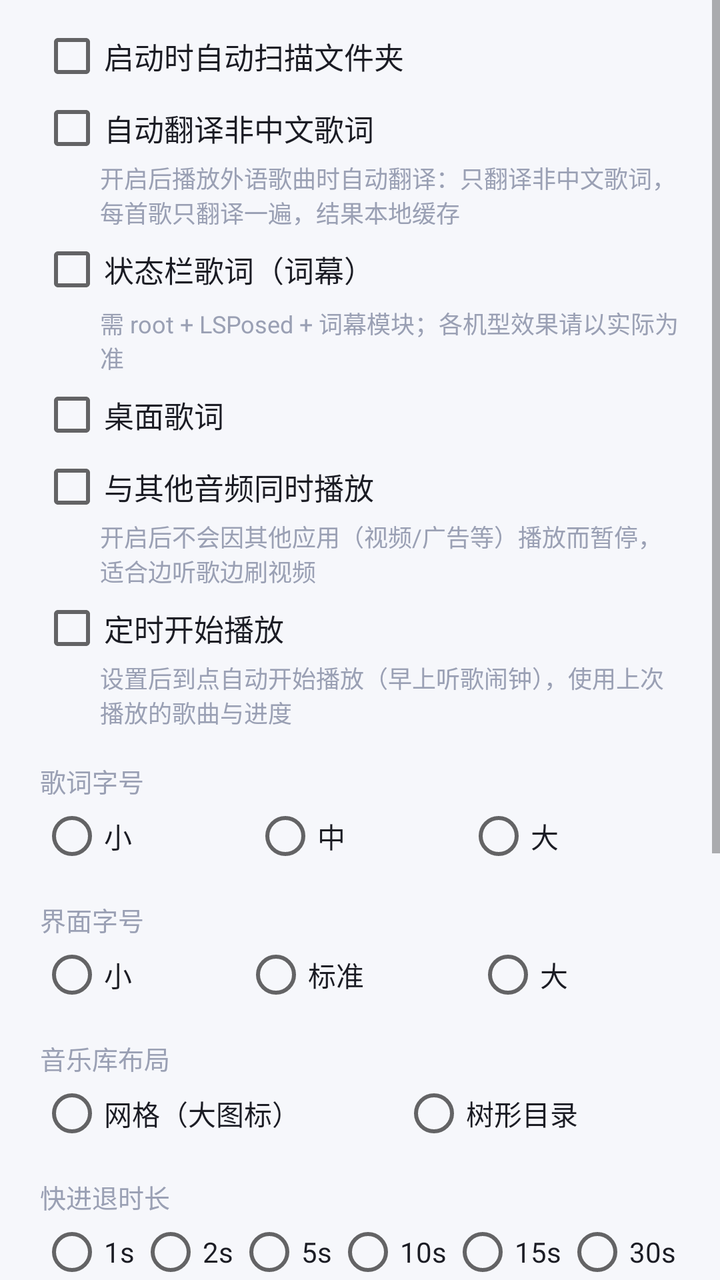
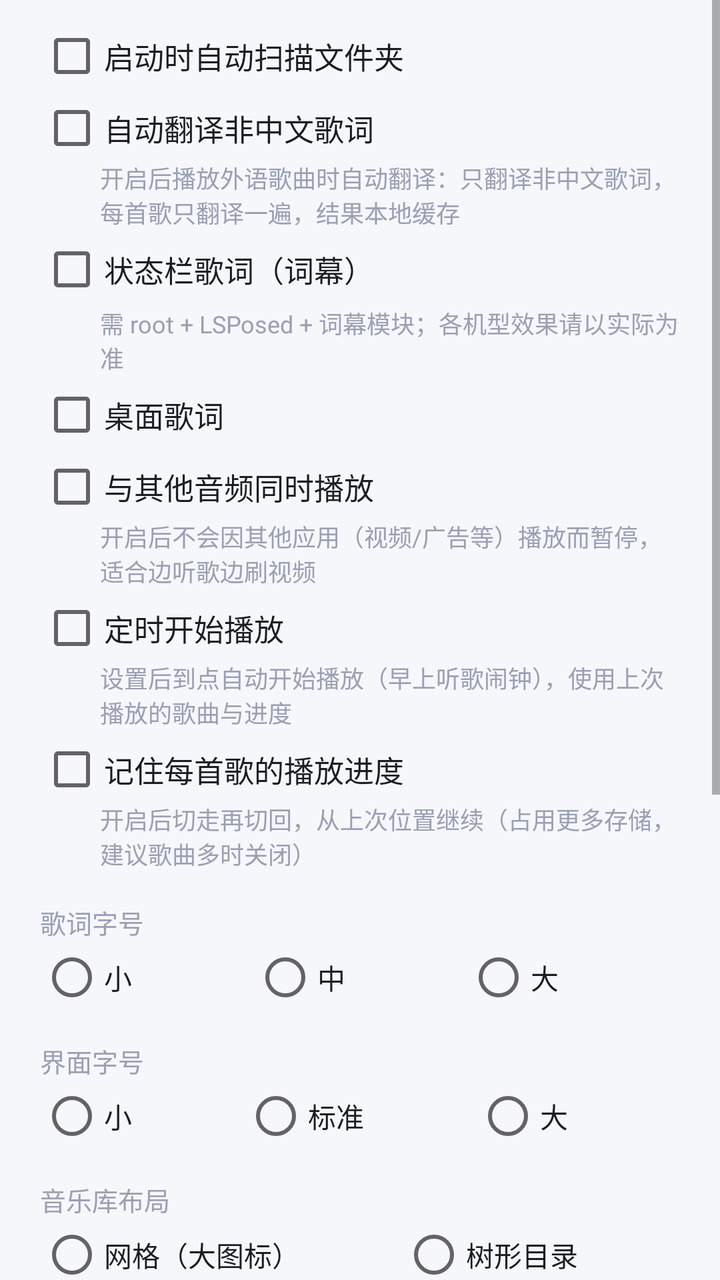

The first picture is an Android layout as it rendered before a commit; the second is the same layout after the commit. The layout source and the unified diff follow.
<!-- AndroidManifest.xml: application theme Theme.SubtitlePlayer -->
<!-- res/layout/settings_dialog.xml -->
<?xml version="1.0" encoding="utf-8"?>
<ScrollView xmlns:android="http://schemas.android.com/apk/res/android"
    android:layout_width="match_parent"
    android:layout_height="wrap_content">

    <LinearLayout
        android:layout_width="match_parent"
        android:layout_height="wrap_content"
        android:orientation="vertical"
        android:paddingStart="20dp"
        android:paddingEnd="20dp"
        android:paddingTop="12dp"
        android:paddingBottom="4dp">

        <CheckBox
            android:id="@+id/chkAutoScan"
            android:layout_width="match_parent"
            android:layout_height="wrap_content"
            android:text="@string/auto_scan"
            android:textColor="@color/text_primary"
            android:textSize="15sp" />

        <CheckBox
            android:id="@+id/chkAutoTrans"
            android:layout_width="match_parent"
            android:layout_height="wrap_content"
            android:layout_marginTop="4dp"
            android:text="@string/auto_trans"
            android:textColor="@color/text_primary"
            android:textSize="15sp" />

        <TextView
            android:layout_width="match_parent"
            android:layout_height="wrap_content"
            android:layout_marginStart="30dp"
            android:text="@string/auto_trans_hint"
            android:textColor="@color/text_hint"
            android:textSize="12sp" />

        <CheckBox
            android:id="@+id/chkLyricon"
            android:layout_width="match_parent"
            android:layout_height="wrap_content"
            android:layout_marginTop="4dp"
            android:text="@string/lyricon_enabled"
            android:textColor="@color/text_primary"
            android:textSize="15sp" />

        <TextView
            android:layout_width="match_parent"
            android:layout_height="wrap_content"
            android:layout_marginStart="30dp"
            android:layout_marginTop="2dp"
            android:text="@string/lyricon_hint"
            android:textColor="@color/text_hint"
            android:textSize="12sp" />

        <CheckBox
            android:id="@+id/chkDesktopLyrics"
            android:layout_width="match_parent"
            android:layout_height="wrap_content"
            android:layout_marginTop="4dp"
            android:text="@string/desktop_lyrics_label"
            android:textColor="@color/text_primary"
            android:textSize="15sp" />

        <LinearLayout
            android:id="@+id/lyricsGroup"
            android:layout_width="match_parent"
            android:layout_height="wrap_content"
            android:layout_marginStart="30dp"
            android:orientation="vertical"
            android:visibility="gone">

            <TextView
                android:layout_width="match_parent"
                android:layout_height="wrap_content"
                android:layout_marginTop="8dp"
                android:text="@string/desktop_lyrics_size_label"
                android:textColor="@color/text_hint"
                android:textSize="13sp" />

            <RadioGroup
                android:id="@+id/rgDesktopSize"
                android:layout_width="match_parent"
                android:layout_height="wrap_content"
                android:orientation="horizontal">

                <RadioButton
                    android:id="@+id/rbDesktopSizeS"
                    android:layout_width="wrap_content"
                    android:layout_height="wrap_content"
                    android:layout_weight="1"
                    android:tag="0"
                    android:text="@string/size_small"
                    android:textColor="@color/text_primary" />

                <RadioButton
                    android:id="@+id/rbDesktopSizeM"
                    android:layout_width="wrap_content"
                    android:layout_height="wrap_content"
                    android:layout_weight="1"
                    android:tag="1"
                    android:text="@string/size_medium"
                    android:textColor="@color/text_primary" />

                <RadioButton
                    android:id="@+id/rbDesktopSizeL"
                    android:layout_width="wrap_content"
                    android:layout_height="wrap_content"
                    android:layout_weight="1"
                    android:tag="2"
                    android:text="@string/size_large"
                    android:textColor="@color/text_primary" />
            </RadioGroup>

            <TextView
                android:layout_width="match_parent"
                android:layout_height="wrap_content"
                android:layout_marginTop="8dp"
                android:text="@string/desktop_lyrics_alpha_label"
                android:textColor="@color/text_hint"
                android:textSize="13sp" />

            <RadioGroup
                android:id="@+id/rgDesktopAlpha"
                android:layout_width="match_parent"
                android:layout_height="wrap_content"
                android:orientation="horizontal">

                <RadioButton
                    android:id="@+id/rbDesktopAlpha0"
                    android:layout_width="wrap_content"
                    android:layout_height="wrap_content"
                    android:layout_weight="1"
                    android:tag="0"
                    android:text="@string/desktop_lyrics_alpha_0"
                    android:textColor="@color/text_primary" />

                <RadioButton
                    android:id="@+id/rbDesktopAlpha1"
                    android:layout_width="wrap_content"
                    android:layout_height="wrap_content"
                    android:layout_weight="1"
                    android:tag="1"
                    android:text="@string/desktop_lyrics_alpha_1"
                    android:textColor="@color/text_primary" />

                <RadioButton
                    android:id="@+id/rbDesktopAlpha2"
                    android:layout_width="wrap_content"
                    android:layout_height="wrap_content"
                    android:layout_weight="1"
                    android:tag="2"
                    android:text="@string/desktop_lyrics_alpha_2"
                    android:textColor="@color/text_primary" />
            </RadioGroup>

            <CheckBox
                android:id="@+id/chkLyricsLocked"
                android:layout_width="match_parent"
                android:layout_height="wrap_content"
                android:layout_marginTop="4dp"
                android:text="@string/desktop_lyrics_locked"
                android:textColor="@color/text_primary"
                android:textSize="14sp" />
        </LinearLayout>

        <CheckBox
            android:id="@+id/chkMixAudio"
            android:layout_width="match_parent"
            android:layout_height="wrap_content"
            android:layout_marginTop="4dp"
            android:text="@string/mix_audio_label"
            android:textColor="@color/text_primary"
            android:textSize="15sp" />

        <TextView
            android:layout_width="match_parent"
            android:layout_height="wrap_content"
            android:layout_marginStart="30dp"
            android:text="@string/mix_audio_hint"
            android:textColor="@color/text_hint"
            android:textSize="12sp" />

        <CheckBox
            android:id="@+id/chkAlarmPlay"
            android:layout_width="match_parent"
            android:layout_height="wrap_content"
            android:layout_marginTop="4dp"
            android:text="@string/alarm_play"
            android:textColor="@color/text_primary"
            android:textSize="15sp" />

        <TextView
            android:layout_width="match_parent"
            android:layout_height="wrap_content"
            android:layout_marginStart="30dp"
            android:text="@string/alarm_play_hint"
            android:textColor="@color/text_hint"
            android:textSize="12sp" />

        <TextView
            android:layout_width="match_parent"
            android:layout_height="wrap_content"
            android:layout_marginTop="16dp"
            android:text="@string/lyric_size_label"
            android:textColor="@color/text_hint"
            android:textSize="13sp" />

        <RadioGroup
            android:id="@+id/rgLyricSize"
            android:layout_width="match_parent"
            android:layout_height="wrap_content"
            android:layout_marginTop="2dp"
            android:orientation="horizontal">

            <RadioButton
                android:id="@+id/rbLyricSmall"
                android:layout_width="wrap_content"
                android:layout_height="wrap_content"
                android:layout_weight="1"
                android:tag="15"
                android:text="@string/size_small"
                android:textColor="@color/text_primary" />

            <RadioButton
                android:id="@+id/rbLyricMid"
                android:layout_width="wrap_content"
                android:layout_height="wrap_content"
                android:layout_weight="1"
                android:tag="18"
                android:text="@string/size_medium"
                android:textColor="@color/text_primary" />

            <RadioButton
                android:id="@+id/rbLyricLarge"
                android:layout_width="wrap_content"
                android:layout_height="wrap_content"
                android:layout_weight="1"
                android:tag="22"
                android:text="@string/size_large"
                android:textColor="@color/text_primary" />
        </RadioGroup>

        <TextView
            android:layout_width="match_parent"
            android:layout_height="wrap_content"
            android:layout_marginTop="16dp"
            android:text="@string/ui_size_label"
            android:textColor="@color/text_hint"
            android:textSize="13sp" />

        <RadioGroup
            android:id="@+id/rgUiSize"
            android:layout_width="match_parent"
            android:layout_height="wrap_content"
            android:layout_marginTop="2dp"
            android:orientation="horizontal">

            <RadioButton
                android:id="@+id/rbUiSmall"
                android:layout_width="wrap_content"
                android:layout_height="wrap_content"
                android:layout_weight="1"
                android:tag="13"
                android:text="@string/size_small"
                android:textColor="@color/text_primary" />

            <RadioButton
                android:id="@+id/rbUiStd"
                android:layout_width="wrap_content"
                android:layout_height="wrap_content"
                android:layout_weight="1"
                android:tag="15"
                android:text="@string/size_standard"
                android:textColor="@color/text_primary" />

            <RadioButton
                android:id="@+id/rbUiLarge"
                android:layout_width="wrap_content"
                android:layout_height="wrap_content"
                android:layout_weight="1"
                android:tag="17"
                android:text="@string/size_large"
                android:textColor="@color/text_primary" />
        </RadioGroup>

        <TextView
            android:layout_width="match_parent"
            android:layout_height="wrap_content"
            android:layout_marginTop="16dp"
            android:text="@string/lib_layout"
            android:textColor="@color/text_hint"
            android:textSize="13sp" />

        <RadioGroup
            android:id="@+id/rgLibLayout"
            android:layout_width="match_parent"
            android:layout_height="wrap_content"
            android:layout_marginTop="2dp"
            android:orientation="horizontal">

            <RadioButton
                android:id="@+id/rbLibGrid"
                android:layout_width="wrap_content"
                android:layout_height="wrap_content"
                android:layout_weight="1"
                android:tag="0"
                android:text="@string/lib_grid"
                android:textColor="@color/text_primary" />

            <RadioButton
                android:id="@+id/rbLibTree"
                android:layout_width="wrap_content"
                android:layout_height="wrap_content"
                android:layout_weight="1"
                android:tag="1"
                android:text="@string/lib_tree"
                android:textColor="@color/text_primary" />
        </RadioGroup>

        <TextView
            android:layout_width="match_parent"
            android:layout_height="wrap_content"
            android:layout_marginTop="16dp"
            android:text="@string/seek_step_label"
            android:textColor="@color/text_hint"
            android:textSize="13sp" />

        <RadioGroup
            android:id="@+id/rgSeekStep"
            android:layout_width="match_parent"
            android:layout_height="wrap_content"
            android:layout_marginTop="2dp"
            android:orientation="horizontal">

            <RadioButton
                android:layout_width="wrap_content"
                android:layout_height="wrap_content"
                android:layout_weight="1"
                android:tag="1"
                android:text="1s"
                android:textColor="@color/text_primary" />

            <RadioButton
                android:layout_width="wrap_content"
                android:layout_height="wrap_content"
                android:layout_weight="1"
                android:tag="2"
                android:text="2s"
                android:textColor="@color/text_primary" />

            <RadioButton
                android:layout_width="wrap_content"
                android:layout_height="wrap_content"
                android:layout_weight="1"
                android:tag="5"
                android:text="5s"
                android:textColor="@color/text_primary" />

            <RadioButton
                android:layout_width="wrap_content"
                android:layout_height="wrap_content"
                android:layout_weight="1"
                android:tag="10"
                android:text="10s"
                android:textColor="@color/text_primary" />

            <RadioButton
                android:layout_width="wrap_content"
                android:layout_height="wrap_content"
                android:layout_weight="1"
                android:tag="15"
                android:text="15s"
                android:textColor="@color/text_primary" />

            <RadioButton
                android:layout_width="wrap_content"
                android:layout_height="wrap_content"
                android:layout_weight="1"
                android:tag="30"
                android:text="30s"
                android:textColor="@color/text_primary" />
        </RadioGroup>

        <TextView
            android:layout_width="match_parent"
            android:layout_height="wrap_content"
            android:layout_marginTop="16dp"
            android:text="@string/lyric_font_label"
            android:textColor="@color/text_hint"
            android:textSize="13sp" />

        <RadioGroup
            android:id="@+id/rgFont"
            android:layout_width="match_parent"
            android:layout_height="wrap_content"
            android:layout_marginTop="2dp"
            android:orientation="horizontal">

            <RadioButton
                android:id="@+id/rbFontDefault"
                android:layout_width="wrap_content"
                android:layout_height="wrap_content"
                android:layout_weight="1"
                android:tag="0"
                android:text="@string/font_default"
                android:textColor="@color/text_primary" />

            <RadioButton
                android:id="@+id/rbFontSerif"
                android:layout_width="wrap_content"
                android:layout_height="wrap_content"
                android:layout_weight="1"
                android:tag="1"
                android:text="@string/font_serif"
                android:textColor="@color/text_primary" />

            <RadioButton
                android:id="@+id/rbFontMono"
                android:layout_width="wrap_content"
                android:layout_height="wrap_content"
                android:layout_weight="1"
                android:tag="2"
                android:text="@string/font_mono"
                android:textColor="@color/text_primary" />
        </RadioGroup>

        <LinearLayout
            android:layout_width="match_parent"
            android:layout_height="wrap_content"
            android:layout_marginTop="18dp"
            android:orientation="horizontal">

            <Button
                android:id="@+id/btnRescanNow"
                style="@style/BtnStyle"
                android:layout_width="0dp"
                android:layout_height="wrap_content"
                android:layout_marginEnd="6dp"
                android:layout_weight="1"
                android:text="@string/rescan" />

            <Button
                android:id="@+id/btnChangeFolder"
                style="@style/BtnStyle"
                android:layout_width="0dp"
                android:layout_height="wrap_content"
                android:layout_weight="1"
                android:text="@string/change_folder" />
        </LinearLayout>

        <Button
            android:id="@+id/btnAbout"
            style="@style/BtnStyle"
            android:layout_width="match_parent"
            android:layout_height="wrap_content"
            android:layout_marginTop="10dp"
            android:text="@string/about" />

        <Button
            android:id="@+id/btnTransSettings"
            style="@style/BtnStyle"
            android:layout_width="match_parent"
            android:layout_height="wrap_content"
            android:layout_marginTop="10dp"
            android:text="@string/trans_settings" />

        <Button
            android:id="@+id/btnEqSettings"
            style="@style/BtnStyle"
            android:layout_width="match_parent"
            android:layout_height="wrap_content"
            android:layout_marginTop="10dp"
            android:text="@string/eq_entry" />

        <Button
            android:id="@+id/btnTheme"
            style="@style/BtnStyle"
            android:layout_width="match_parent"
            android:layout_height="wrap_content"
            android:layout_marginTop="10dp"
            android:text="@string/theme_entry" />

    </LinearLayout>
</ScrollView>
<!-- resources referenced by this layout -->
<resources>
  <color name="text_hint">#9AA0B4</color>
  <color name="text_primary">#1B1C24</color>
  <string name="about">关于拾音</string>
  <string name="alarm_play">定时开始播放</string>
  <string name="alarm_play_hint">设置后到点自动开始播放（早上听歌闹钟），使用上次播放的歌曲与进度</string>
  <string name="auto_scan">启动时自动扫描文件夹</string>
  <string name="auto_trans">自动翻译非中文歌词</string>
  <string name="auto_trans_hint">开启后播放外语歌曲时自动翻译：只翻译非中文歌词，每首歌只翻译一遍，结果本地缓存</string>
  <string name="change_folder">更换文件夹</string>
  <string name="desktop_lyrics_alpha_0">不透明</string>
  <string name="desktop_lyrics_alpha_1">半透明</string>
  <string name="desktop_lyrics_alpha_2">更透明</string>
  <string name="desktop_lyrics_alpha_label">背景透明度</string>
  <string name="desktop_lyrics_label">桌面歌词</string>
  <string name="desktop_lyrics_locked">锁定位置（不可拖动）</string>
  <string name="desktop_lyrics_size_label">歌词字号</string>
  <string name="eq_entry">音效</string>
  <string name="font_default">默认</string>
  <string name="font_mono">等宽</string>
  <string name="font_serif">衬线</string>
  <string name="lib_grid">网格（大图标）</string>
  <string name="lib_layout">音乐库布局</string>
  <string name="lib_tree">树形目录</string>
  <string name="lyric_font_label">歌词字体</string>
  <string name="lyric_size_label">歌词字号</string>
  <string name="lyricon_enabled">状态栏歌词（词幕）</string>
  <string name="lyricon_hint">需 root + LSPosed + 词幕模块；各机型效果请以实际为准</string>
  <string name="mix_audio_hint">开启后不会因其他应用（视频/广告等）播放而暂停，适合边听歌边刷视频</string>
  <string name="mix_audio_label">与其他音频同时播放</string>
  <string name="rescan">重新扫描</string>
  <string name="seek_step_label">快进退时长</string>
  <string name="size_large">大</string>
  <string name="size_medium">中</string>
  <string name="size_small">小</string>
  <string name="size_standard">标准</string>
  <string name="theme_entry">主题</string>
  <string name="trans_settings">翻译设置</string>
  <string name="ui_size_label">界面字号</string>
  <style name="BtnStyle" parent="Widget.AppCompat.Button">
          <item name="android:background">@drawable/bg_button</item>
          <item name="android:textColor">@color/white</item>
          <item name="android:textAllCaps">false</item>
          <item name="android:textSize">13sp</item>
          <item name="android:minHeight">0dp</item>
          <item name="android:minWidth">0dp</item>
          <item name="android:insetTop">0dp</item>
          <item name="android:insetBottom">0dp</item>
          <item name="android:paddingTop">9dp</item>
          <item name="android:paddingBottom">9dp</item>
          <item name="android:paddingStart">10dp</item>
          <item name="android:paddingEnd">10dp</item>
      </style>
  <style name="Theme.SubtitlePlayer" parent="Theme.AppCompat.DayNight.NoActionBar">
          <item name="android:windowBackground">@color/bg</item>
          <item name="android:statusBarColor">@color/bg</item>
          <item name="android:navigationBarColor">@color/bg</item>
      </style>
  <!-- drawable bg_button (drawable) -->
  <?xml version="1.0" encoding="utf-8"?>
  <shape xmlns:android="http://schemas.android.com/apk/res/android"
      android:shape="rectangle">
      <corners android:radius="22dp" />
      <gradient
          android:angle="0"
          android:endColor="@color/accent_dark"
          android:startColor="@color/accent" />
  </shape>
  <color name="white">#FFFFFF</color>
  <color name="bg">#F6F7FB</color>
  <color name="accent_dark">#3B5BDB</color>
  <color name="accent">#4A6CF7</color>
</resources>

<!-- the commit's change to res/layout/settings_dialog.xml (unified diff, before → after) -->
@@ -200,6 +200,23 @@
             android:textColor="@color/text_hint"
             android:textSize="12sp" />
 
+        <CheckBox
+            android:id="@+id/chkPerSong"
+            android:layout_width="match_parent"
+            android:layout_height="wrap_content"
+            android:layout_marginTop="4dp"
+            android:text="@string/per_song_label"
+            android:textColor="@color/text_primary"
+            android:textSize="15sp" />
+
+        <TextView
+            android:layout_width="match_parent"
+            android:layout_height="wrap_content"
+            android:layout_marginStart="30dp"
+            android:text="@string/per_song_hint"
+            android:textColor="@color/text_hint"
+            android:textSize="12sp" />
+
         <TextView
             android:layout_width="match_parent"
             android:layout_height="wrap_content"
<!-- resource entries referenced after the edit -->
@@ -29,6 +29,8 @@
   <string name="lyricon_hint">需 root + LSPosed + 词幕模块；各机型效果请以实际为准</string>
   <string name="mix_audio_hint">开启后不会因其他应用（视频/广告等）播放而暂停，适合边听歌边刷视频</string>
   <string name="mix_audio_label">与其他音频同时播放</string>
+  <string name="per_song_hint">开启后切走再切回，从上次位置继续（占用更多存储，建议歌曲多时关闭）</string>
+  <string name="per_song_label">记住每首歌的播放进度</string>
   <string name="rescan">重新扫描</string>
   <string name="seek_step_label">快进退时长</string>
   <string name="size_large">大</string>
